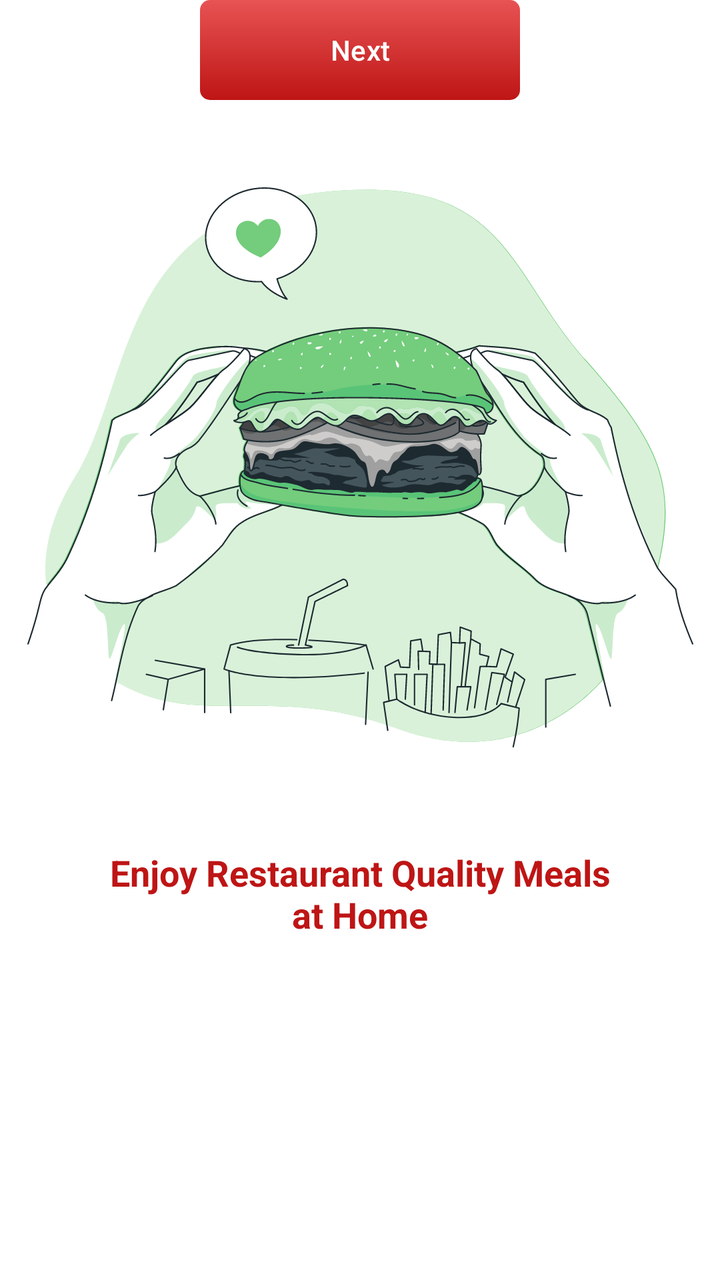
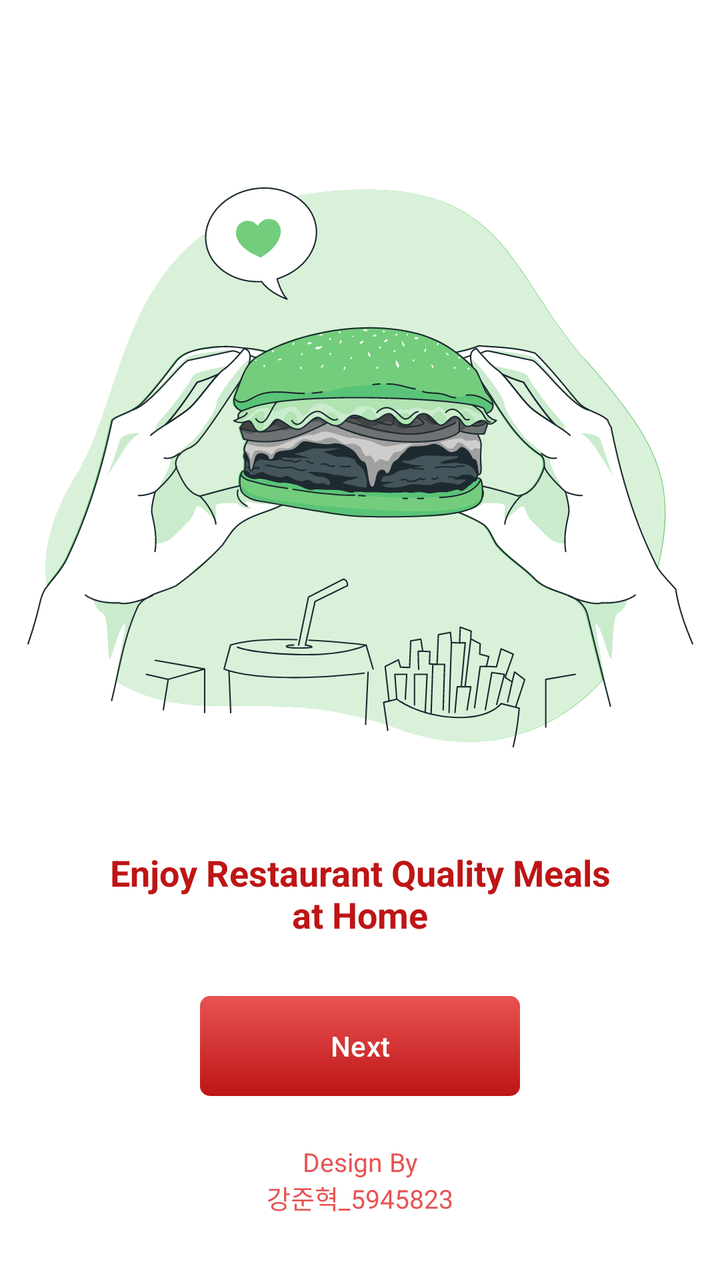

Compare the two renders of this Android layout. The source of the first and the diff that turns it into the second are given below.
<!-- AndroidManifest.xml: application theme Theme.HelloWorld -->
<!-- res/layout/activity_main.xml -->
<?xml version="1.0" encoding="utf-8"?>
<androidx.constraintlayout.widget.ConstraintLayout xmlns:android="http://schemas.android.com/apk/res/android"
    xmlns:app="http://schemas.android.com/apk/res-auto"
    xmlns:tools="http://schemas.android.com/tools"
    android:id="@+id/main"
    android:layout_width="match_parent"
    android:layout_height="match_parent"
    android:background="@color/white"
    tools:context=".MainActivity">

    <ImageView
        android:id="@+id/burgerImage"
        android:layout_width="wrap_content"
        android:layout_height="wrap_content"
        android:layout_marginTop="80dp"
        android:src="@drawable/burrgar"
        app:layout_constraintTop_toTopOf="parent"
        app:layout_constraintStart_toStartOf="parent"
        app:layout_constraintEnd_toEndOf="parent" />

    <TextView
        android:id="@+id/enjoyText"
        android:layout_width="wrap_content"
        android:layout_height="wrap_content"
        android:layout_marginTop="32dp"
        android:gravity="center"
        android:text="Enjoy Restaurant Quality Meals\nat Home"
        android:textColor="@color/endColor"
        android:textSize="18sp"
        android:textStyle="bold"
        app:layout_constraintTop_toBottomOf="@id/burgerImage"
        app:layout_constraintStart_toStartOf="parent"
        app:layout_constraintEnd_toEndOf="parent" />

    <Button
        android:id="@+id/nextButton"
        android:layout_width="160dp"
        android:layout_height="50dp"
        android:background="@drawable/addtocartshape"
        android:text="Next"
        android:textAllCaps="false"
        android:textColor="@color/white"
        app:backgroundTint="@null"
        app:layout_constraintEnd_toEndOf="parent"
        app:layout_constraintStart_toStartOf="parent"
        tools:layout_editor_absoluteY="593dp" />

</androidx.constraintlayout.widget.ConstraintLayout>
<!-- resources referenced by this layout -->
<resources>
  <color name="endColor">#BE1515</color>
  <color name="white">#FFFFFFFF</color>
  <!-- drawable addtocartshape (drawable) -->
  <?xml version="1.0" encoding="utf-8"?>
  <shape xmlns:android="http://schemas.android.com/apk/res/android">
  <corners android:radius="5dp"/>
      <gradient android:startColor="@color/startColor"
          android:endColor="@color/endColor" android:angle="-45"/>
  </shape>
  <!-- drawable burrgar: vector/xml drawable (drawable, 191541 chars, omitted) -->
  <style name="Theme.HelloWorld" parent="Base.Theme.HelloWorld" />
  <color name="startColor">#E85353</color>
  <style name="Base.Theme.HelloWorld" parent="Theme.Material3.DayNight.NoActionBar">
          
          
      </style>
</resources>

<!-- the commit's change to res/layout/activity_main.xml (unified diff, before → after) -->
@@ -36,13 +36,27 @@
         android:id="@+id/nextButton"
         android:layout_width="160dp"
         android:layout_height="50dp"
+        android:layout_marginBottom="24dp"
         android:background="@drawable/addtocartshape"
+        app:backgroundTint="@null"
         android:text="Next"
         android:textAllCaps="false"
         android:textColor="@color/white"
-        app:backgroundTint="@null"
-        app:layout_constraintEnd_toEndOf="parent"
+        app:layout_constraintBottom_toTopOf="@id/designByText"
         app:layout_constraintStart_toStartOf="parent"
-        tools:layout_editor_absoluteY="593dp" />
+        app:layout_constraintEnd_toEndOf="parent" />
+
+    <TextView
+        android:id="@+id/designByText"
+        android:layout_width="wrap_content"
+        android:layout_height="wrap_content"
+        android:layout_marginBottom="32dp"
+        android:gravity="center"
+        android:text="Design By\n강준혁_5945823"
+        android:textColor="@color/startColor"
+        android:textSize="13sp"
+        app:layout_constraintBottom_toBottomOf="parent"
+        app:layout_constraintStart_toStartOf="parent"
+        app:layout_constraintEnd_toEndOf="parent" />
 
 </androidx.constraintlayout.widget.ConstraintLayout>
